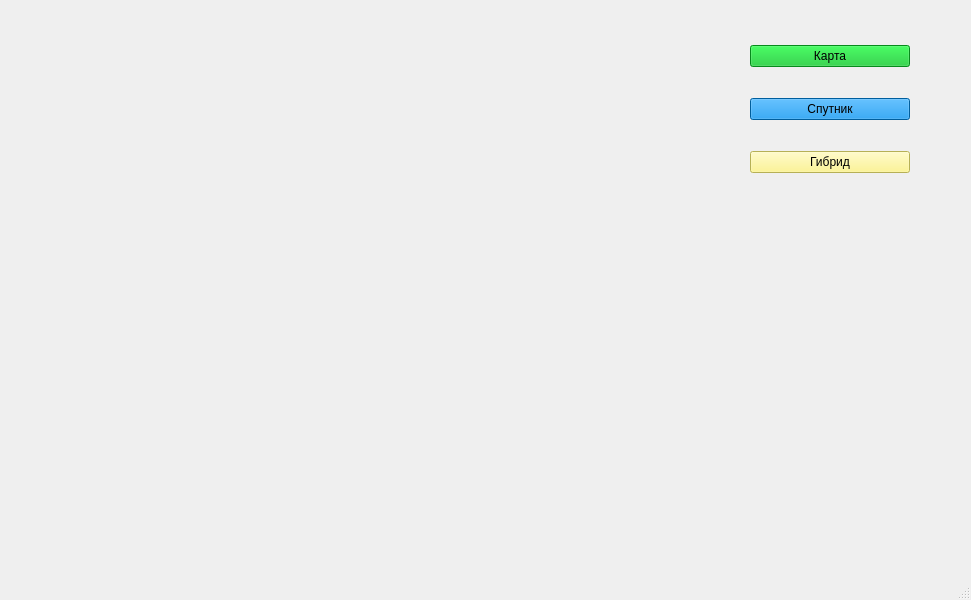
Before: the Qt Designer form data/first.ui in usatopolosato/maps_api, drawn with Qt 5.
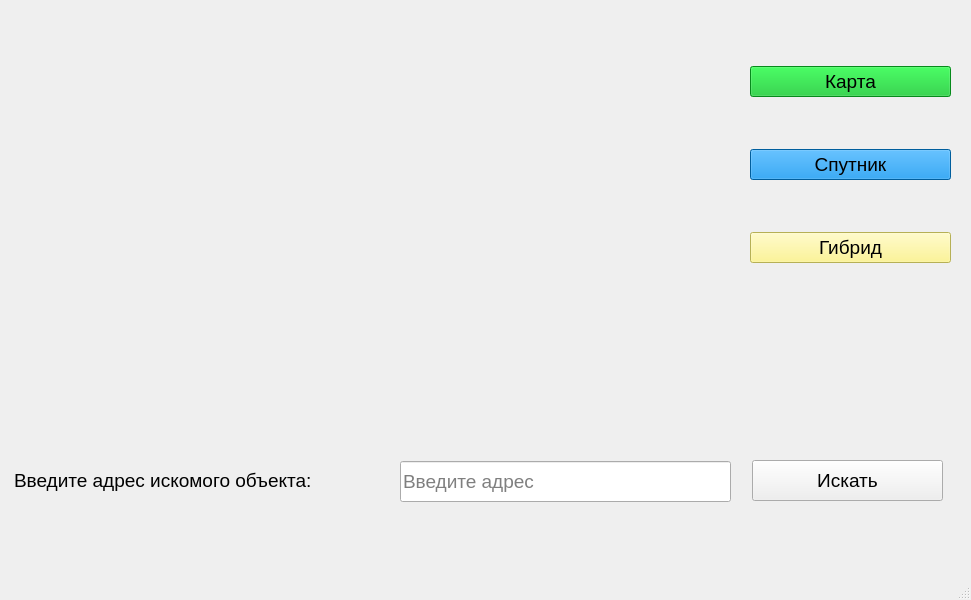
After: the same form once the commit is applied.

Commit message: Решение сразу двух задач номер 5 и 6

What changed in the file:
```diff
--- a/data/first.ui
+++ b/data/first.ui
@@ -32,13 +32,18 @@
      <rect>
       <x>750</x>
       <y>20</y>
-      <width>160</width>
-      <height>181</height>
+      <width>201</width>
+      <height>291</height>
      </rect>
     </property>
     <layout class="QVBoxLayout" name="verticalLayout">
      <item>
       <widget class="QPushButton" name="map_btn">
+       <property name="font">
+        <font>
+         <pointsize>14</pointsize>
+        </font>
+       </property>
        <property name="styleSheet">
         <string notr="true">background-color: rgb(8, 193, 38);</string>
        </property>
@@ -49,6 +54,11 @@
      </item>
      <item>
       <widget class="QPushButton" name="sputnic_btn">
+       <property name="font">
+        <font>
+         <pointsize>14</pointsize>
+        </font>
+       </property>
        <property name="styleSheet">
         <string notr="true">background-color: rgb(0, 132, 220);</string>
        </property>
@@ -59,6 +69,11 @@
      </item>
      <item>
       <widget class="QPushButton" name="gibrid_btn">
+       <property name="font">
+        <font>
+         <pointsize>14</pointsize>
+        </font>
+       </property>
        <property name="styleSheet">
         <string notr="true">
 background-color: rgb(255, 246, 121);</string>
@@ -70,6 +85,60 @@
      </item>
     </layout>
    </widget>
+   <widget class="QLabel" name="label">
+    <property name="geometry">
+     <rect>
+      <x>14</x>
+      <y>455</y>
+      <width>381</width>
+      <height>51</height>
+     </rect>
+    </property>
+    <property name="font">
+     <font>
+      <pointsize>14</pointsize>
+     </font>
+    </property>
+    <property name="text">
+     <string>Введите адрес искомого объекта:</string>
+    </property>
+   </widget>
+   <widget class="QLineEdit" name="search">
+    <property name="geometry">
+     <rect>
+      <x>400</x>
+      <y>461</y>
+      <width>331</width>
+      <height>41</height>
+     </rect>
+    </property>
+    <property name="font">
+     <font>
+      <pointsize>14</pointsize>
+     </font>
+    </property>
+    <property name="placeholderText">
+     <string>Введите адрес</string>
+    </property>
+   </widget>
+   <widget class="QPushButton" name="search_btn">
+    <property name="geometry">
+     <rect>
+      <x>752</x>
+      <y>460</y>
+      <width>191</width>
+      <height>41</height>
+     </rect>
+    </property>
+    <property name="font">
+     <font>
+      <pointsize>14</pointsize>
+     </font>
+    </property>
+    <property name="text">
+     <string>Искать</string>
+    </property>
+   </widget>
   </widget>
   <widget class="QMenuBar" name="menubar">
    <property name="geometry">
```
The commit also changes 2 other files.
